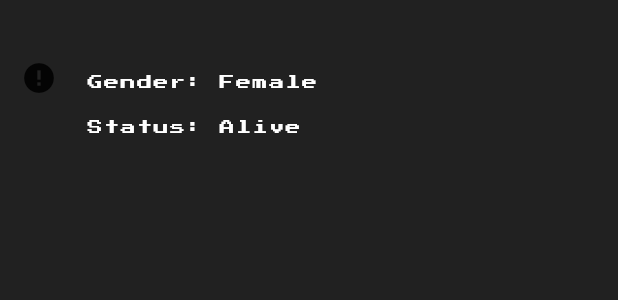
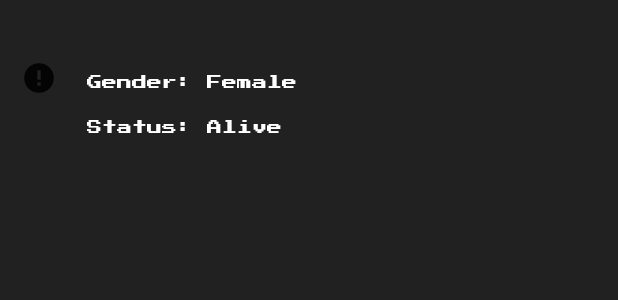
Before and after one commit to emilov2501/rickandmorthy-rest-api, a Flutter app: the CharacterWidget widget shown alone on an empty page, opened directly with empty values, on a phone screen of 412 x 824 dp. Shown: the top 300 px of the screen. Run offline on Flutter 3.47's test engine with Material 2 defaults, Android fonts, the phone set to English and light mode, and no system bars; our stand-ins replace dio, flutter_bloc, flutter_cache_manager, freezed_annotation, get, get_it and 2 more; generated files the repository leaves out were written again; network calls fail.

Commit message:
fix styles

```diff
--- a/lib/features/characters/presentation/widgets/character_tile.dart
+++ b/lib/features/characters/presentation/widgets/character_tile.dart
@@ -53,14 +53,14 @@ class CharacterWidget extends StatelessWidget {
                 ),
                 Text(
                   'Gender: ${character.gender.name.capitalize()}',
-                  style: Theme.of(context).textTheme.bodyMedium,
+                  style: Theme.of(context).textTheme.bodySmall,
                 ),
                 const SizedBox(
                   height: 20,
                 ),
                 Text(
                   'Status: ${character.status.name.capitalize()}',
-                  style: Theme.of(context).textTheme.bodyMedium,
+                  style: Theme.of(context).textTheme.bodySmall,
                 )
               ],
             ),
```
Also changed, not shown: lib/config/theme/app_themes.dart (+8 -5 lines).
